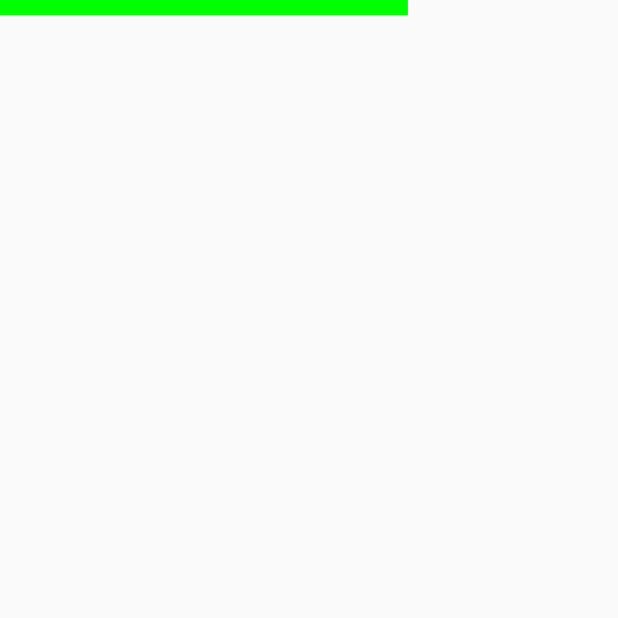
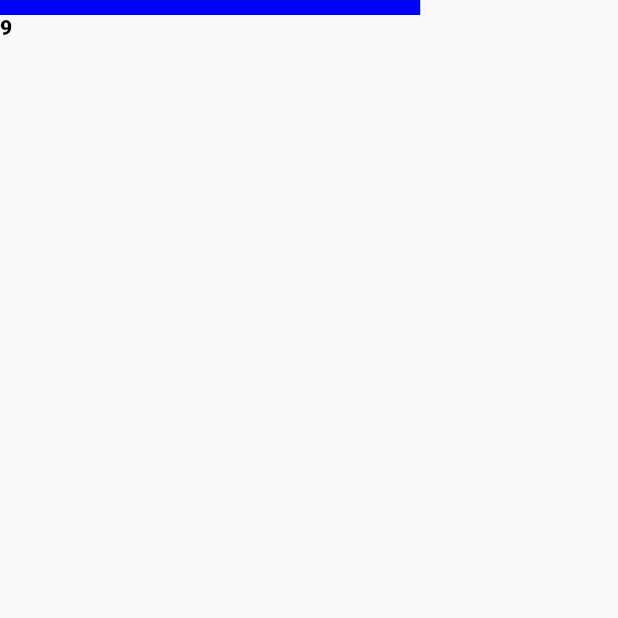
Before and after one commit to protypangel/sbk-flutter, a Flutter app: the screen it shows after launch, on a phone screen of 412 x 824 dp, the top half of it. Run offline on Flutter 3.47's test engine with Material 2 defaults, Android fonts, the phone set to English and light mode, and no system bars; our stand-ins replace package_info_plus.

Commit message:
new verison canvas

```diff
--- a/lib/main.dart
+++ b/lib/main.dart
@@ -38,7 +38,7 @@ class _MainState extends State<Main> {
   @override
   Widget build(BuildContext context) {
     return AnimationBuilder(
-      beginWith: key2,
+      beginWith: key3,
       canvas: [
         StaticCanvas(
           key: key1,
@@ -51,20 +51,39 @@ class _MainState extends State<Main> {
           key: key2,
           repeat: true,
           keyAfterFinished: key3,
-          swapAnimation: (pourcentage, position) => key1,
+          swapAnimation: (boucle, pourcentage, position) => key1,
           duration: const Duration(seconds: 3),
-          paintAnimation: (pourcentage, canvas, size) {
+          paintAnimation: (boucle, pourcentage, canvas, size) {
             double a = size.width * pourcentage;
             canvas.drawRect(Rect.fromLTRB(0, 0, a, 10), Paint()..color = const Color.fromRGBO(0, 255, 0, 1.0));
           }
         ),
         AnimationCanvas(
+          fps: 60,
           key: key3,
+          repeat: true,
           duration: const Duration(seconds: 3),
           keyAfterFinished: key2,
-          swapAnimation: (pourcentage, position) => pourcentage < 1 ? null : key1,
-          paintAnimation: (pourcentage, canvas, size) {
-            canvas.drawRect(Rect.fromLTRB(0, 0, pourcentage * size.width, 10), Paint()..color = const Color.fromRGBO(0, 0, 255, 1.0));
+          swapAnimation: (boucle, pourcentage, position) => key2,
+          paintAnimation: (boucle, pourcentage, canvas, size) {
+            TextPainter painter = TextPainter(
+              textAlign: TextAlign.center,
+              textDirection: TextDirection.ltr,
+              text: TextSpan(
+                text: boucle.toString(),
+                style: TextStyle(fontWeight: FontWeight.w900, color: Colors.black, fontSize: 14)
+              )
+            )..layout();
+            painter.paint(canvas, Offset(0,10));
+            canvas.drawRect(
+              Rect.fromLTRB(0, 0, pourcentage * size.width, 10),
+              Paint()..color = Color.fromRGBO(
+                0,
+                boucle % 2 == 0 ? 255: 0,
+                boucle % 2 == 0 ? 0: 255,
+                1.0
+              )
+            );
           }
         )
       ],
--- a/lib/view/animation/animation_canvas.dart
+++ b/lib/view/animation/animation_canvas.dart
@@ -20,11 +20,12 @@ class AnimationCanvas extends Canvas {
 class AnimationCanvasPainter extends material.CustomPainter {
   final PainterAnimation painter;
   double pourcentage = 0;
+  int boucle = 0;
   AnimationCanvasPainter({
     required this.painter
   });
   @override bool shouldRepaint(covariant material.CustomPainter oldDelegate) => false;
-  @override void paint(material.Canvas canvas, material.Size size) => painter(pourcentage, canvas, size);
+  @override void paint(material.Canvas canvas, material.Size size) => painter(boucle, pourcentage, canvas, size);
 }
 
 class AnimationCanvasBuilder extends CanvasBuilder {
@@ -62,40 +63,54 @@ class AnimationCanvasBuilder extends CanvasBuilder {
   @override
   material.Key? swapEvent(material.Offset offset) {
     if (swapAnimation == null) return null;
-    return swapAnimation!(painter.pourcentage, offset);
+    return swapAnimation!(painter.boucle, painter.pourcentage, offset);
   }
 }
+typedef BoucleUpdate = void Function();
+typedef UpdateTimer = void Function(Timer timer);
 class _AnimationCanvasBuilderState extends material.State<AnimationCanvasBuilder> {
   late Timer timer;
   late int tickMax;
+  int tick = 1;
+  late BoucleUpdate update;
   @override void initState() {
     if(widget.duration.inMilliseconds < widget.fps) throw Exception("Duration is lower than a frame");
 
     tickMax = widget.duration.inMilliseconds ~/ widget.fps + 1;
-
+    update = () {
+      widget.painter.pourcentage = tick / (tickMax - 1);
+      tick = (tick + 1) % tickMax;
+      update = () {
+        setState(() {
+          widget.painter.pourcentage = tick / (tickMax - 1);
+          if (tick == 0) widget.painter.boucle++;
+          tick = (tick + 1) % tickMax;
+        });
+      };
+      setState(() {});
+    };
+    UpdateTimer t;
     if (widget.repeat) {
-      timer = Timer.periodic(Duration(milliseconds: 1000 ~/ widget.fps), (timer) {
-        update(timer.tick);
-      });
-    }
-    else if (widget.keyAfterFinished == null) {
-      timer = Timer.periodic(Duration(milliseconds: 1000 ~/ widget.fps), (timer) {
+      t = (timer) => update();
+    } else if (widget.keyAfterFinished == null) {
+      t = (timer) {
         if(timer.tick > tickMax) {
           timer.cancel();
           return;
         }
-        update(timer.tick);
-      });
+        update();
+      };
     } else {
-      timer = Timer.periodic(Duration(milliseconds: 1000 ~/ widget.fps), (timer) {
+      t = (timer) {
         if(timer.tick > tickMax) {
           timer.cancel();
           widget.swapAfterFinished(widget.keyAfterFinished!);
           return;
         }
-        update(timer.tick);
-      });
+        update();
+      };
     }
+    timer = Timer.periodic(Duration(milliseconds: 1000 ~/ widget.fps), t);
     super.initState();
   }
   @override void dispose() {
@@ -111,11 +126,4 @@ class _AnimationCanvasBuilderState extends material.State<AnimationCanvasBuilder
       size: widget.size
     );
   }
-
-  void update(int tick) {
-    setState(() {
-      int tick = (timer.tick - 1) % tickMax;
-      widget.painter.pourcentage = tick / (tickMax - 1);
-    });
-  }
 }
--- a/lib/view/animation/canvas.dart
+++ b/lib/view/animation/canvas.dart
@@ -3,9 +3,9 @@ import 'package:sbkiz/view/animation/animation_canvas.dart';
 import 'package:sbkiz/view/animation/static_canvas.dart';
 
 typedef Swap = material.Key? Function(material.Offset position);
-typedef SwapAnimation = material.Key? Function(double pourcentage, material.Offset position);
+typedef SwapAnimation = material.Key? Function(int boucle, double pourcentage, material.Offset position);
 typedef PainterStatic = void Function(material.Canvas canvas, material.Size size);
-typedef PainterAnimation = void Function(double pourcentage, material.Canvas canvas, material.Size size);
+typedef PainterAnimation = void Function(int boucle, double pourcentage, material.Canvas canvas, material.Size size);
 typedef SwapAfterFinished = void Function(material.Key key);
 
 class Canvas {
--- a/lib/view/animation/static_canvas.dart
+++ b/lib/view/animation/static_canvas.dart
@@ -9,7 +9,7 @@ class StaticCanvas extends Canvas {
     required super.paint,
     super.size = const material.Size(double.maxFinite, double.maxFinite),
   }) : super(
-    paintAnimation: (pourcentage, canvas, size) {},
+    paintAnimation: (boucle, pourcentage, canvas, size) {},
   );
 }
 
```
